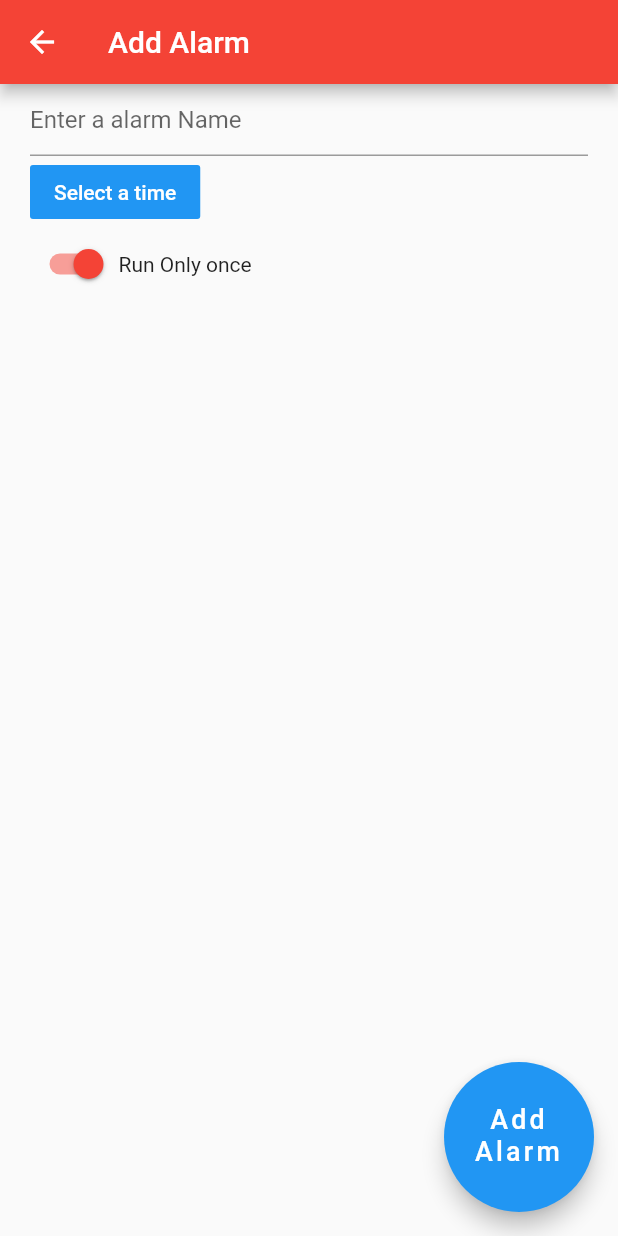
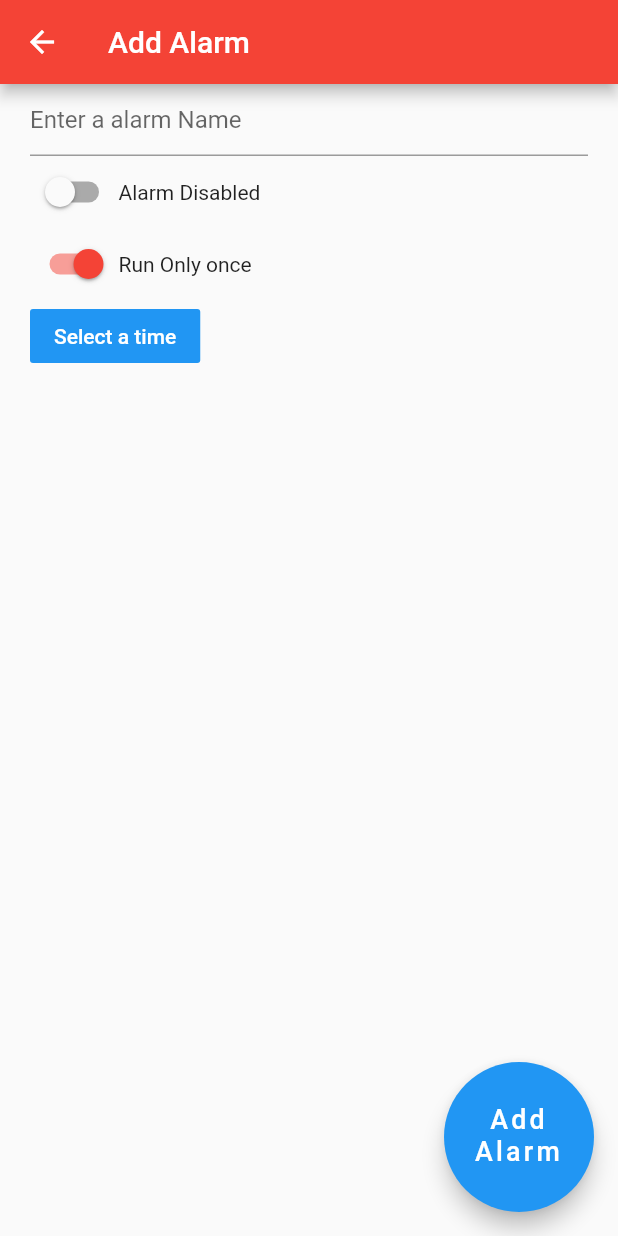
Before and after one commit to doxtitech/yalarm, a Flutter app: the CreateAlarm screen opened directly, on a phone screen of 412 x 824 dp. Run offline on Flutter 3.47's test engine with Material 2 defaults, Android fonts, the phone set to English and light mode, and no system bars; our stand-ins replace flutter_datetime_picker, shared_preferences; accounts and stored records are empty.

Commit message:
finished part 16

```diff
--- a/lib/createAlarm.dart
+++ b/lib/createAlarm.dart
@@ -21,6 +21,7 @@ class _CreateAlarmState extends State<CreateAlarm> {
   String _dynamicText = 'Add Alarm';
   TextEditingController alarmController;
   List<int> selectedDaysOfWeek = [0, 0, 0, 0, 0, 0, 0];
+  bool isEnabled;
   @override
   void initState() {
     // TODO: implement initState
@@ -34,6 +35,7 @@ class _CreateAlarmState extends State<CreateAlarm> {
       alarmName = widget.item.title;
       alarmController = new TextEditingController(text: alarmName);
       alarmTime = widget.item.time;
+      isEnabled = widget.item.isEnabled;
       if (alarmTime != null) {
         selectedTime =
             '${alarmTime.hour}:${alarmTime.minute}:${alarmTime.second}';
@@ -120,24 +122,51 @@ class _CreateAlarmState extends State<CreateAlarm> {
                 decoration: InputDecoration(hintText: 'Enter a alarm Name'),
                 controller: alarmController,
               ),
+              Row(
+                children: <Widget>[
+                  Switch(
+                    value: isEnabled != true ? false : true,
+                    onChanged: (newVal) {
+                      if (widget.item != null) {
+                        YAlarms newAlarm = widget.item;
+                        newAlarm.isEnabled = newVal;
+                        alarmsProviderItemLink.updateAlarm(
+                            widget.item, newAlarm);
+                      }
+                      setState(() {
+                        isEnabled = newVal;
+                      });
+                    },
+                  ),
+                  Text('Alarm ${isEnabled == true ? 'Enabled' : 'Disabled'}')
+                ],
+              ),
+              Row(children: [
+                new Switch(
+                  value: onlyOnce,
+                  onChanged: (val) {
+                    setState(() {
+                      onlyOnce = !onlyOnce;
+                    });
+                    //
+                  },
+                ),
+                Text('Run Only once')
+              ]),
               Row(children: [
                 FlatButton(
                   color: Colors.blue,
                   onPressed: () {
                     DatePicker.showTimePicker(context, showTitleActions: true,
                         onChanged: (date) {
-
                       setState(() {
                         alarmTime = date;
                         if (alarmTime != null) {
                           selectedTime =
                               '${alarmTime.hour}:${alarmTime.minute}:${alarmTime.second}';
                         }
-
                       });
-                    }, onConfirm: (date) {
-
-                    }, currentTime: DateTime.now());
+                    }, onConfirm: (date) {}, currentTime: DateTime.now());
                   },
                   child: Text(
                     'Select a time',
@@ -154,18 +183,6 @@ class _CreateAlarmState extends State<CreateAlarm> {
               ]),
               // custom day selector here
 
-              Row(children: [
-                new Switch(
-                  value: onlyOnce,
-                  onChanged: (val) {
-                    setState(() {
-                      onlyOnce = !onlyOnce;
-                    });
-                    //
-                  },
-                ),
-                Text('Run Only once')
-              ]),
               onlyOnce == false
                   ? YADayPicker(
                       selectedDays: selectedDaysOfWeek,
@@ -194,6 +211,7 @@ class _CreateAlarmState extends State<CreateAlarm> {
                   newAlarm.time = alarmTime;
                   newAlarm.runOnlyOnce = onlyOnce;
                   newAlarm.daySelector = selectedDaysOfWeek;
+                  newAlarm.isEnabled = isEnabled;
                   if (widget.item != null) {
                     YAlarms oldAlarm = widget.item;
                     Provider.of<AlarmsProvider>(context, listen: false)
```
